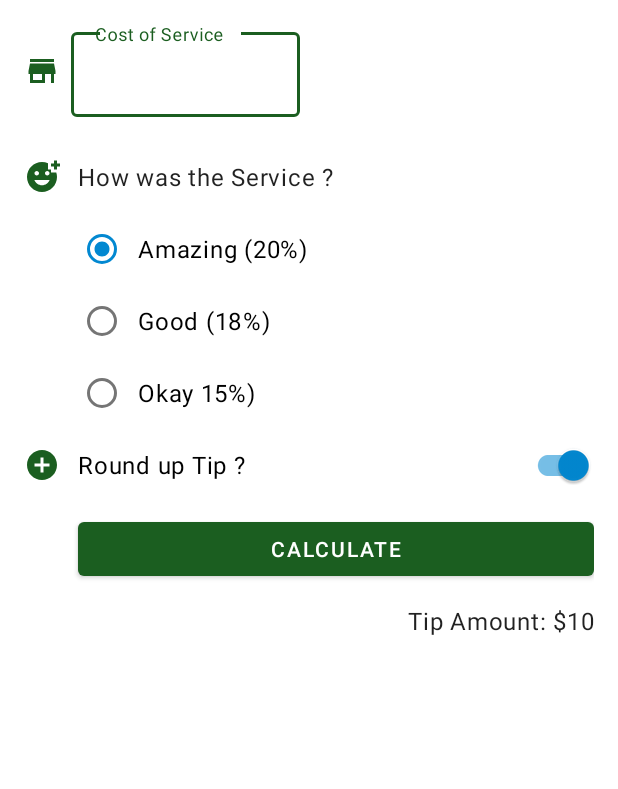
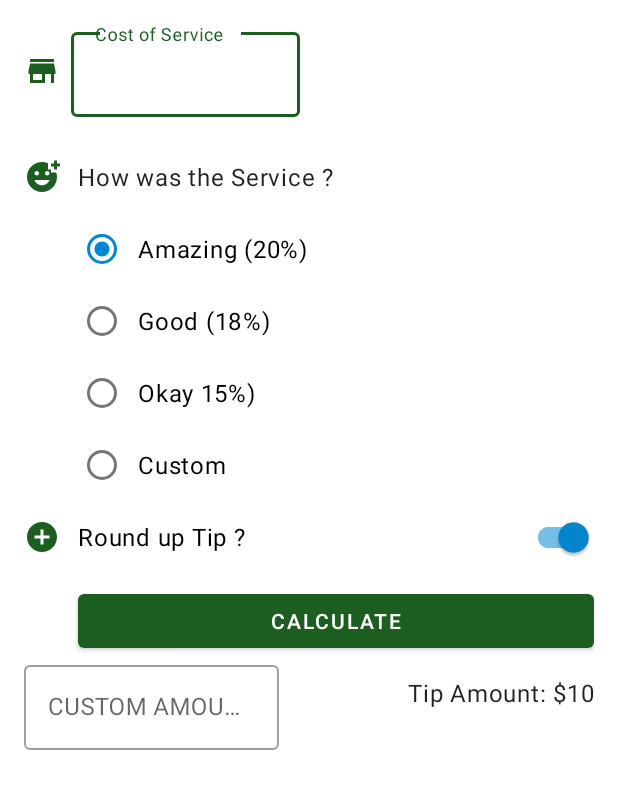
Before and after one commit to mohittalwar23/androiddev, an Android app: the layout activity_main.xml on its own in the app's theme, with its tools: preview values and no code run, on a phone screen of 412 x 824 dp. Shown: the top 789 px of the screen. Run offline under Robolectric (Android 15) with nearby library versions, the phone set to English and light mode, and no system bars.

Commit message:
added the custom tip functionality in tip calculator

```diff
--- a/TipCalculator/app/src/main/java/com/example/tipcalculator/MainActivity.kt
+++ b/TipCalculator/app/src/main/java/com/example/tipcalculator/MainActivity.kt
@@ -25,7 +25,9 @@ class MainActivity : AppCompatActivity() {
 
     private fun calculateTip() {
         val stringInTextField = binding.costOfService.editText?.text.toString()
+        val manual = binding.customPercent.editText?.text.toString()
         val cost = stringInTextField.toDoubleOrNull()
+        val tipm = manual.toDoubleOrNull()
         if (cost == null) {
             binding.tipResult.text = ""
             return
@@ -34,12 +36,13 @@ class MainActivity : AppCompatActivity() {
         val tipPercentage = when (binding.tipOptions.checkedRadioButtonId) {
             R.id.option_twenty_percent -> 0.20
             R.id.option_eighteen_percent -> 0.18
+            R.id.custom -> tipm?.div(100)
             else -> 0.15
         }
 
-        var tip = tipPercentage * cost
+        var tip = tipPercentage?.times(cost)
         if (binding.roundUpSwitch.isChecked) {
-            tip = kotlin.math.ceil(tip)
+            tip = tip?.let { kotlin.math.ceil(it) }
         }
         val currencyFormat = NumberFormat.getCurrencyInstance(Locale("en", "IN"))
         val formattedTip = currencyFormat.format(tip)
--- a/TipCalculator/app/src/main/res/layout/activity_main.xml
+++ b/TipCalculator/app/src/main/res/layout/activity_main.xml
@@ -6,9 +6,7 @@
     android:layout_height="match_parent"
     android:layout_width="match_parent">
 
-    <androidx.constraintlayout.widget.ConstraintLayout xmlns:android="http://schemas.android.com/apk/res/android"
-        xmlns:app="http://schemas.android.com/apk/res-auto"
-        xmlns:tools="http://schemas.android.com/tools"
+    <androidx.constraintlayout.widget.ConstraintLayout
         android:layout_width="match_parent"
         android:layout_height="match_parent"
         android:padding="16dp"
@@ -42,6 +40,7 @@
                 android:inputType="numberDecimal" />
 
         </com.google.android.material.textfield.TextInputLayout>
+
 
         <ImageView
             android:id="@+id/icon_service_question"
@@ -93,6 +92,12 @@
                 android:layout_height="wrap_content"
                 android:text="@string/okay_service" />
 
+            <RadioButton
+                android:id="@+id/custom"
+                android:layout_width="match_parent"
+                android:layout_height="wrap_content"
+                android:text="Custom " />
+
         </RadioGroup>
 
         <ImageView
@@ -135,6 +140,24 @@
             app:layout_constraintTop_toBottomOf="@id/calculate_button"
             tools:text="Tip Amount: $10" />
 
+        <com.google.android.material.textfield.TextInputLayout
+            android:id="@+id/custom_percent"
+            android:layout_width="170dp"
+            android:layout_height="wrap_content"
+            android:hint="CUSTOM AMOUNT"
+            app:layout_constraintTop_toTopOf="@id/tip_result"
+            app:layout_goneMarginStart="16dp"
+            tools:layout_editor_absoluteX="40dp">
+
+            <com.google.android.material.textfield.TextInputEditText
+                android:id="@+id/custom_percent_edit_text"
+                android:layout_width="match_parent"
+                android:layout_height="wrap_content"
+                android:inputType="numberDecimal"
+                tools:layout_editor_absoluteX="41dp"
+                tools:layout_editor_absoluteY="435dp" />
+        </com.google.android.material.textfield.TextInputLayout>
+
 
     </androidx.constraintlayout.widget.ConstraintLayout>
 </ScrollView>
```
